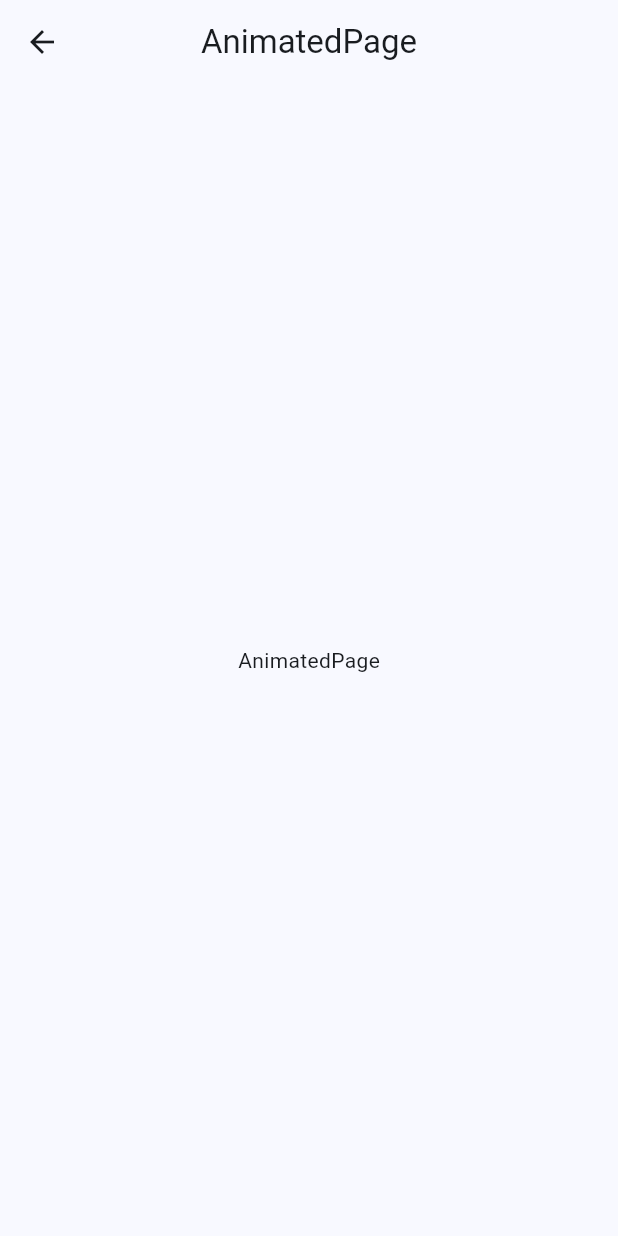
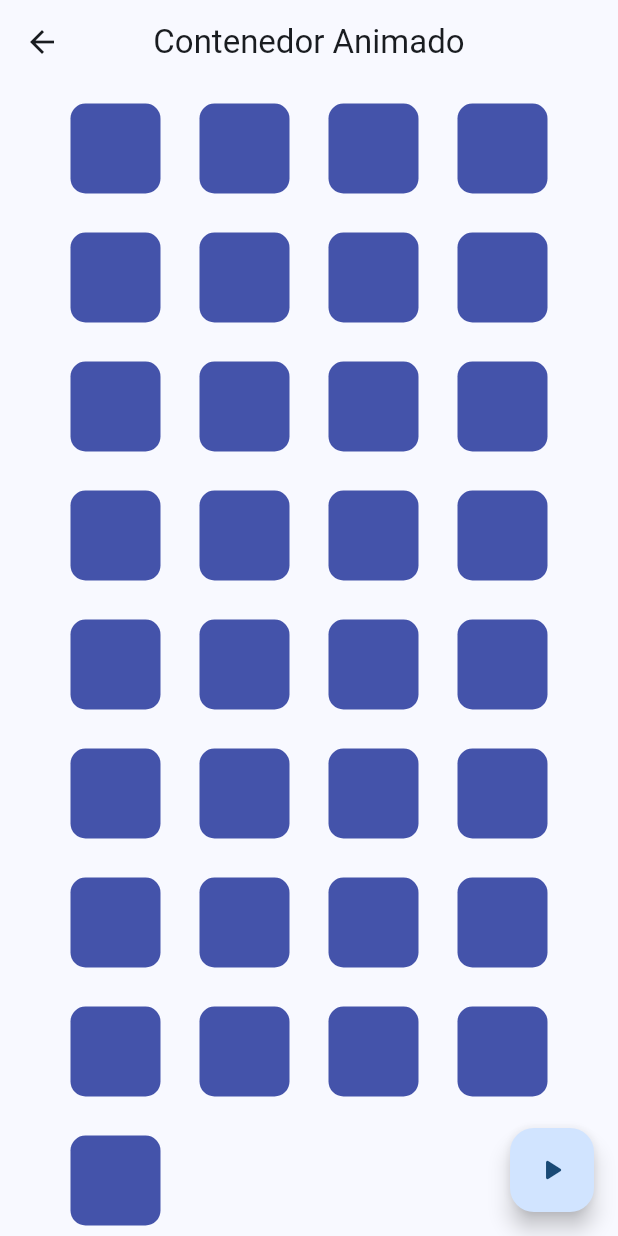
Before and after one commit to AlDaniel1337/fl_widgets_app, a Flutter app: the AnimatedPage screen opened by its route, on a phone screen of 412 x 824 dp. Run offline on Flutter 3.47's test engine with Material 3 defaults, Android fonts, the phone set to English and light mode, and no system bars; our stand-ins replace get.

Commit message:
Pantalla de animaciones terminada

```diff
--- a/lib/config/navigation/navigation.dart
+++ b/lib/config/navigation/navigation.dart
@@ -2,7 +2,6 @@ import 'package:flutter/material.dart';
 import 'package:widgets_app/presentation/pages/pages.dart';
 import 'package:get/get.dart';
 
-/// Navegacion
 class Navigation{
 
   // Ruta principal
--- a/lib/presentation/menu/menu_items.dart
+++ b/lib/presentation/menu/menu_items.dart
@@ -32,4 +32,11 @@ const appMenuItems = <MenuItems>[
     icon: Icons.info_outline
   ),
 
+  MenuItems(
+    title: "Contenedor animado",
+    subTitle: "Widget animado",
+    link: AnimatedPage.route,
+    icon: Icons.check_box_outline_blank
+  ),
+
 ];
--- a/lib/presentation/pages/animated/animated_page.dart
+++ b/lib/presentation/pages/animated/animated_page.dart
@@ -1,4 +1,7 @@
 import 'package:flutter/material.dart';
+import 'package:get/get.dart';
+import 'package:widgets_app/presentation/pages/animated/components/animations_example.dart';
+import 'package:widgets_app/presentation/pages/animated/controller/animated_page_controller.dart';
 
 class AnimatedPage extends StatelessWidget {
 
@@ -8,15 +11,22 @@ class AnimatedPage extends StatelessWidget {
 
   @override
   Widget build(BuildContext context) {
+
+    AnimatedPageController animatedPageController = Get.put(AnimatedPageController());
+
     return Scaffold(
 
       appBar: AppBar(
-         title: const Text('AnimatedPage'),
-         centerTitle: true,
+        title: const Text('Contenedor Animado'),
       ),
 
-      body: const Center(
-         child: Text('AnimatedPage'),
+      body: Center(
+        child: AnimationsExample(),
+      ),
+
+      floatingActionButton: FloatingActionButton(
+        onPressed: () => animatedPageController.changeShape(),
+        child: const Icon( Icons.play_arrow_rounded ),
       ),
     );
   }
--- /dev/null
+++ b/lib/presentation/pages/animated/components/animations_example.dart
@@ -0,0 +1,45 @@
+import 'package:flutter/material.dart';
+import 'package:get/get.dart';
+import 'package:widgets_app/presentation/pages/animated/controller/animated_page_controller.dart';
+
+class AnimationsExample extends StatelessWidget {
+
+  const AnimationsExample({super.key});
+
+  @override
+  Widget build(BuildContext context) {
+    AnimatedPageController animatedPageController = Get.put(AnimatedPageController());
+
+    return Center(
+      child: Wrap(
+        children: [
+
+          ...animatedPageController.curves.map( (curve) =>
+            Obx( () => Padding(
+              padding: const EdgeInsets.all(8.0),
+              child: SizedBox(
+                height: 70,
+                width: 70,
+
+                child: UnconstrainedBox(
+                  child: AnimatedContainer(
+                    duration: Duration( milliseconds: 1000 ),
+                    width:  animatedPageController.listContainerWidth,
+                    height: animatedPageController.listContainerHeight,
+                    curve: curve,
+                    decoration: BoxDecoration(
+                      color: animatedPageController.color,
+                      borderRadius: BorderRadius.circular( animatedPageController.borderRadius )
+                    ),
+                  ),
+                ),
+
+              ),
+            )),
+        )
+
+        ],
+      ),
+    );
+  }
+}
--- /dev/null
+++ b/lib/presentation/pages/animated/controller/animated_page_controller.dart
@@ -0,0 +1,79 @@
+import 'package:flutter/material.dart';
+import 'package:get/get.dart';
+import 'dart:math';
+
+/// AnimatedPageController _animatedPageController = Get.put(AnimatedPageController());
+
+class AnimatedPageController extends GetxController{
+
+  final _borderRadius = 10.0.obs;
+  get borderRadius => _borderRadius.value;
+
+  final _color = const Color.fromARGB(255, 68, 83, 170).obs;
+  get color => _color.value;
+
+  final _listContainerWidth = 60.0.obs;
+  get listContainerWidth => _listContainerWidth.value;
+
+  final _listContainerHeight = 60.0.obs;
+  get listContainerHeight => _listContainerHeight.value;
+
+
+
+  /// Cambiar el [color], [width], [height] y [borderRadius] de forma aleatoria
+  void changeShape(){
+
+    final random = Random();
+
+    var listContainerWidthHeightValue = random.nextInt(20) + 40.0;
+    var borderRadiusValue = random.nextInt(60) + 5.0;
+
+    _borderRadius.value = borderRadiusValue > 0 ? borderRadiusValue : 5;
+    _listContainerHeight.value = listContainerWidthHeightValue > 0 ? listContainerWidthHeightValue : 40;
+    _listContainerWidth.value  = listContainerWidthHeightValue > 0 ? listContainerWidthHeightValue : 40;
+
+    _color.value = Color.fromRGBO(
+      random.nextInt(255),
+      random.nextInt(255),
+      random.nextInt(255),
+      1
+    );
+
+  }
+
+  final List<Cubic> curves = [
+    Curves.fastLinearToSlowEaseIn,
+    Curves.ease,
+    Curves.easeIn,
+    Curves.easeInToLinear,
+    Curves.easeInSine,
+    Curves.easeInQuad,
+    Curves.easeInCubic,
+    Curves.easeInQuart,
+    Curves.easeInQuint,
+    Curves.easeInExpo,
+    Curves.easeInCirc,
+    Curves.easeInBack,
+    Curves.easeOut,
+    Curves.linearToEaseOut,
+    Curves.easeOutSine,
+    Curves.easeOutQuad,
+    Curves.easeOutCubic,
+    Curves.easeOutQuart,
+    Curves.easeOutQuint,
+    Curves.easeOutExpo,
+    Curves.easeOutCirc,
+    Curves.easeOutBack,
+    Curves.easeInOut,
+    Curves.easeInOutSine,
+    Curves.easeInOutQuad,
+    Curves.easeInOutCubic,
+    Curves.easeInOutQuart,
+    Curves.easeInOutQuint,
+    Curves.easeInOutExpo,
+    Curves.easeInOutCirc,
+    Curves.easeInOutBack,
+    Curves.fastOutSlowIn,
+    Curves.slowMiddle,
+  ];
+}
```
